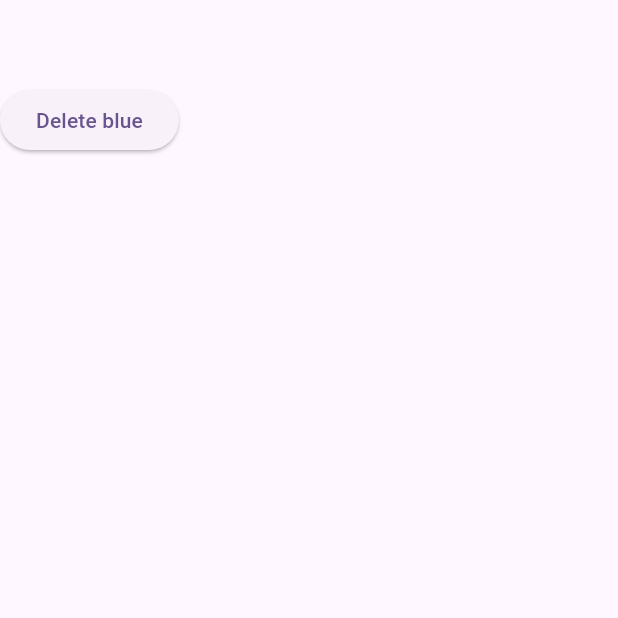
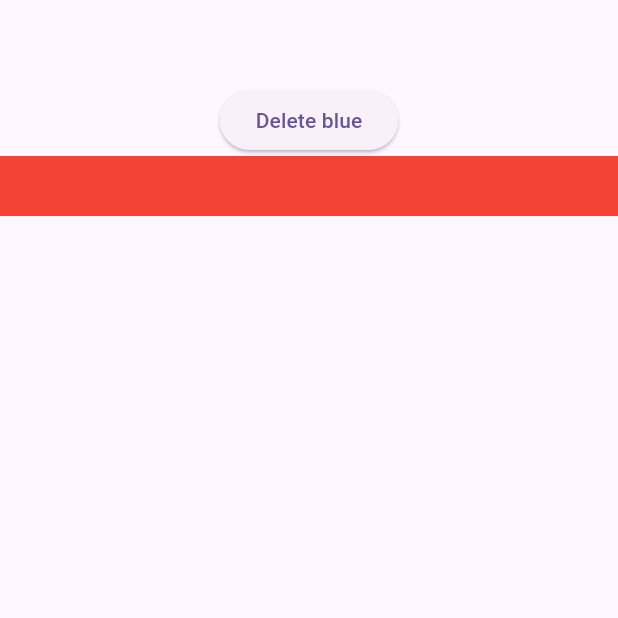
Before and after one commit to shuhaibkt02/Flutter-Interview, a Flutter app: the screen it shows after launch, after a tap on "Delete blue", on a phone screen of 412 x 824 dp, the top half of it. Run offline on Flutter 3.47's test engine with Material 3 defaults, Android fonts, the phone set to English and light mode, and no system bars.

Commit message:
intermediate task 1 question issue solved

```diff
--- a/lib/presentaion/intermediate/task_1.dart
+++ b/lib/presentaion/intermediate/task_1.dart
@@ -18,15 +18,22 @@ class _OrderPageState extends State<OrderPage> {
   Widget build(BuildContext context) {
     return Column(children: [
       ElevatedButton(
-        child: (Text('Delete blue')),
+        child: (const Text('Delete blue')),
         onPressed: () {
           setState(() {
-            isShowing = false;
+            isShowing = !isShowing;
           });
         },
       ),
-      // if (isShowing) CounterButton(color: Colors.blue),
-      // CounterButton(color: Colors.red),
+      if (isShowing)
+        Container(
+          color: Colors.blue,
+          height: 40,
+        ),
+      Container(
+        color: Colors.red,
+        height: 40,
+      ),
     ]);
   }
 }
```
